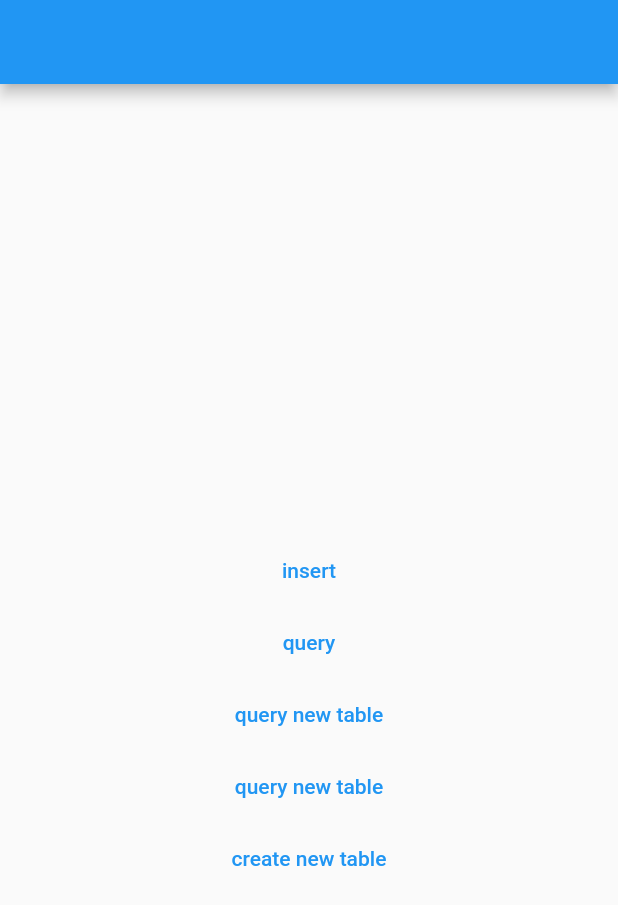
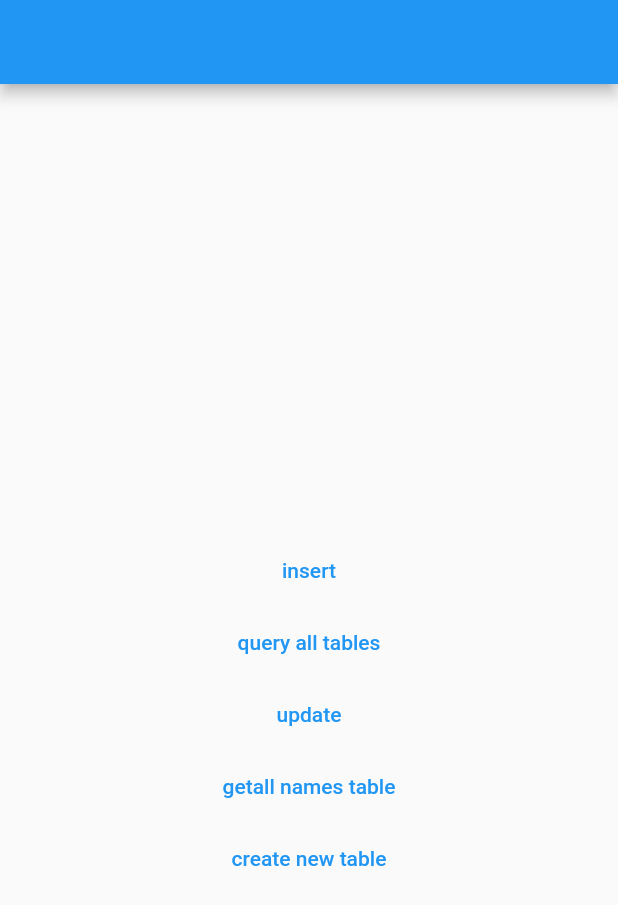
Before and after one commit to Jedrush/lista_2, a Flutter app: the screen it shows after launch, on a phone screen of 412 x 824 dp. Shown: the top 905 px of the screen. Run offline on Flutter 3.47's test engine with Material 2 defaults, Android fonts, the phone set to English and light mode, and no system bars; our stand-ins replace sqflite; missing offline and left inert: alphabet_list_view; accounts and stored records are empty.

Commit message:
commit 2

```diff
--- a/lib/screens/list_screen.dart
+++ b/lib/screens/list_screen.dart
@@ -64,7 +64,7 @@ class _ListScreenState extends State<ListScreen> {
                       await DbHelper.instance.queryAll();
                   //print(myTable);
                 },
-                child: Text('query')),
+                child: Text('query all tables')),
             TextButton(
                 onPressed: () async {
                   await DbHelper.instance.update({
@@ -75,12 +75,12 @@ class _ListScreenState extends State<ListScreen> {
                     'type': null
                   });
                 },
-                child: Text('query new table')),
+                child: Text('update')),
             TextButton(
                 onPressed: () async {
-                  DbHelper.instance.querySpecificTable('nowy');
+                  DbHelper.instance.getAllTableNames();
                 },
-                child: Text('query new table')),
+                child: Text('getall names table')),
             TextButton(
                 onPressed: () async {
                   DbHelper.instance.createNewTable('nowy');
```
Also changed, not shown: lib/helpers/db_helper.dart (+25 -0 lines), pubspec.lock, 1 other file.
